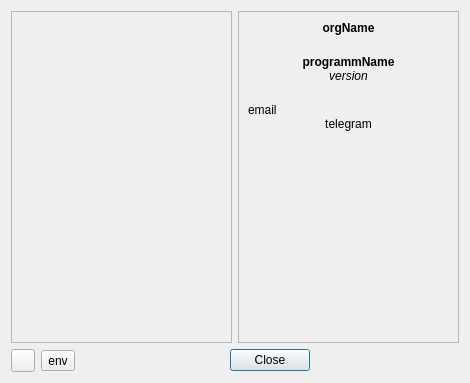
First picture: the form in Qt/lib/mw/aboutbox/src/ui/aboutbox.ui, repository RinatB2017/mega_GIT, before the edit.
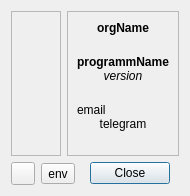
Second picture: the form after the edit. Icons and pictures are not drawn.

What changed in the file:
```diff
--- a/Qt/lib/mw/aboutbox/src/ui/aboutbox.ui
+++ b/Qt/lib/mw/aboutbox/src/ui/aboutbox.ui
@@ -6,8 +6,8 @@
    <rect>
     <x>0</x>
     <y>0</y>
-    <width>470</width>
-    <height>383</height>
+    <width>190</width>
+    <height>196</height>
    </rect>
   </property>
   <property name="windowTitle">
```
Left out of the diff: 10 changed lines with no effect on the pictures.
